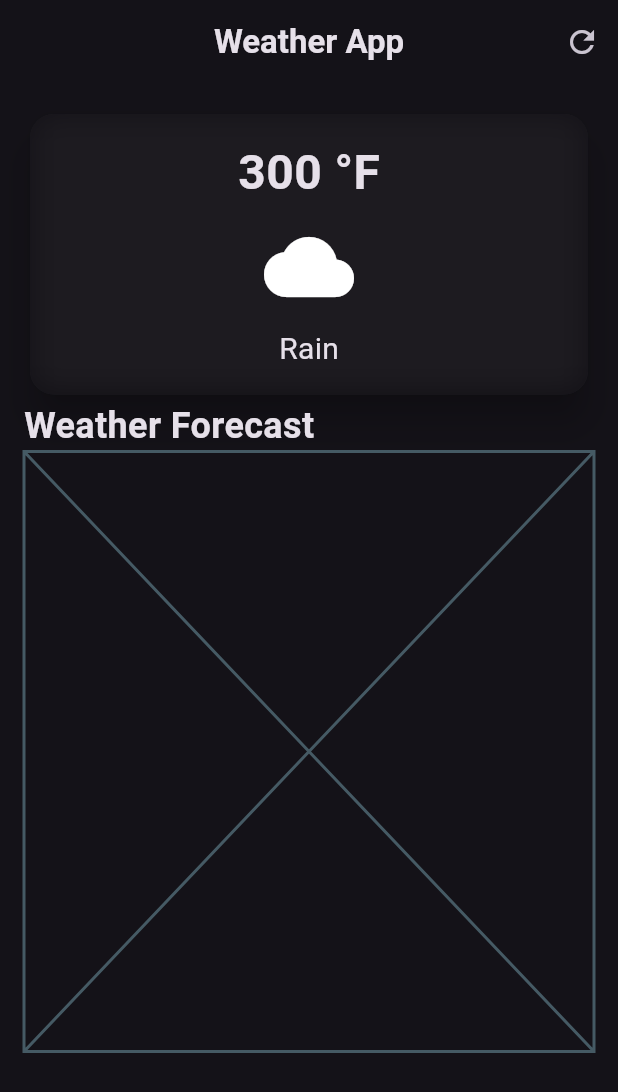
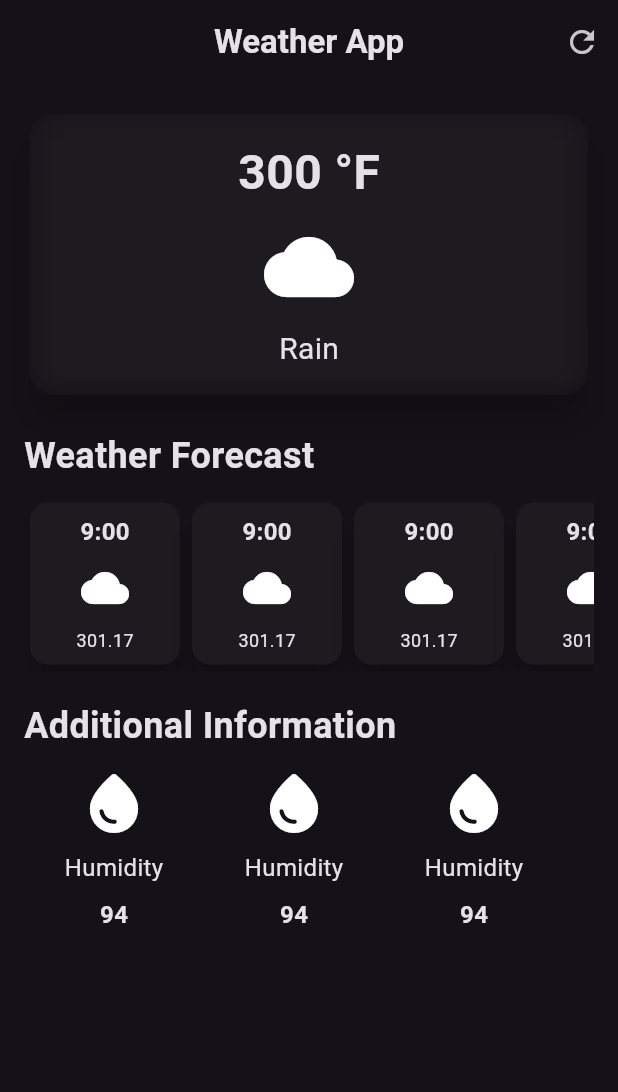
Before and after one commit to SujeetMainali/Weather-App-Flutter, a Flutter app: the screen it shows after launch, on a phone screen of 412 x 824 dp. Shown: the top 1092 px of the screen. Run offline on Flutter 3.47's test engine with Material 2 defaults, Android fonts, the phone set to English and light mode, and no system bars.

Commit message:
UI design complete

```diff
--- a/lib/Components/additional_info.dart
+++ b/lib/Components/additional_info.dart
@@ -10,6 +10,53 @@ class AdditionalInformation extends StatefulWidget {
 class _AdditionalInformationState extends State<AdditionalInformation> {
   @override
   Widget build(BuildContext context) {
-    return const Placeholder();
+    return const Column(
+      crossAxisAlignment: CrossAxisAlignment.start,
+      children: [
+        Text(
+          "Additional Information",
+          style: TextStyle(fontSize: 24, fontWeight: FontWeight.bold),
+        ),
+        SizedBox(
+          height: 10,
+        ),
+        Row(
+          children: [
+            AdditionalInformationCard(),
+            AdditionalInformationCard(),
+            AdditionalInformationCard()
+          ],
+        )
+      ],
+    );
   }
 }
+
+class AdditionalInformationCard extends StatelessWidget {
+  const AdditionalInformationCard({super.key});
+
+  @override
+  Widget build(BuildContext context) {
+    return const SizedBox(
+      width: 120,
+      child: Column(
+        children: [
+          Icon(
+            Icons.water_drop_rounded,
+            size: 48,
+          ),
+          SizedBox(height: 8,),
+          Text(
+            "Humidity",
+            style: TextStyle(fontSize: 16),
+          ),
+          SizedBox(height: 8,),
+          Text(
+            "94",
+            style: TextStyle(fontSize: 16, fontWeight: FontWeight.bold),
+          )
+        ],
+      ),
+    );
+  }
+}
--- a/lib/Components/weather_forecast.dart
+++ b/lib/Components/weather_forecast.dart
@@ -10,9 +10,65 @@ class WeatherForecast extends StatefulWidget {
 class _WeatherForecastState extends State<WeatherForecast> {
   @override
   Widget build(BuildContext context) {
-    return const Text(
-      "Weather Forecast",
-      style: TextStyle(fontSize: 24, fontWeight: FontWeight.bold),
+    return const Column(
+      crossAxisAlignment: CrossAxisAlignment.start,
+      children: [
+        Text(
+          "Weather Forecast",
+          style: TextStyle(fontSize: 24, fontWeight: FontWeight.bold),
+        ),
+        SizedBox(
+          height: 10,
+        ),
+        SingleChildScrollView(
+          scrollDirection: Axis.horizontal,
+          child: Row(
+            children: [
+           HourlyForecastCard(),
+           HourlyForecastCard(),
+           HourlyForecastCard(),
+           HourlyForecastCard(),
+           HourlyForecastCard()
+
+            ],
+          ),
+        )
+      ],
     );
   }
 }
+
+class HourlyForecastCard extends StatelessWidget {
+  const HourlyForecastCard({super.key});
+
+  @override
+  Widget build(BuildContext context) {
+    return  Card(
+                elevation: 10,
+                child: Container(
+                  width: 100,
+                  padding: const EdgeInsets.all(8.0),
+                  decoration: BoxDecoration(
+                    borderRadius: BorderRadius.circular(12)
+                  ),
+                  child: const Column(
+                    children: [
+                      Text(
+                        "9:00",
+                        style: TextStyle(
+                            fontSize: 16, fontWeight: FontWeight.bold),
+                      ),
+                      SizedBox(height: 10,),
+                      Icon(Icons.cloud, size: 32,),
+                      SizedBox(height: 10,),
+                      Text(
+                        "301.17",
+                        style: TextStyle(
+                            fontSize: 12,),
+                      )
+                    ],
+                  ),
+                ),
+              );
+}
+}
--- a/lib/weather_screen.dart
+++ b/lib/weather_screen.dart
@@ -16,16 +16,28 @@ class WeatherScreen extends StatelessWidget {
         ),
         centerTitle: true,
         actions: [
-          IconButton(onPressed: (){
-            debugPrint("refresh");
-          }, icon: const Icon(Icons.refresh))
+          IconButton(
+              onPressed: () {
+                debugPrint("refresh");
+              },
+              icon: const Icon(Icons.refresh))
         ],
       ),
       body: const Padding(
-        padding:  EdgeInsets.all(16.0),
-        child:  Column(
+        padding: EdgeInsets.all(16.0),
+        child: Column(
           crossAxisAlignment: CrossAxisAlignment.start,
-          children: [WeatherStatus(), WeatherForecast(), AdditionalInformation()],
+          children: [
+            WeatherStatus(),
+            SizedBox(
+              height: 20,
+            ),
+            WeatherForecast(),
+            SizedBox(
+              height: 20,
+            ),
+            AdditionalInformation()
+          ],
         ),
       ),
     );
```
